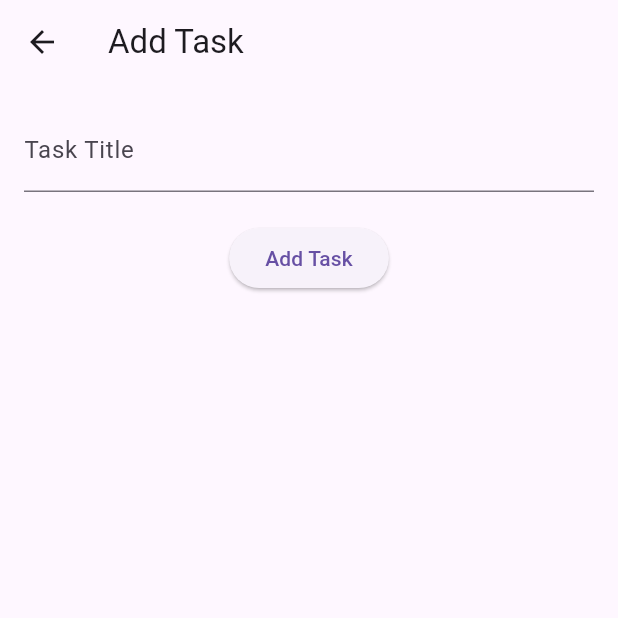
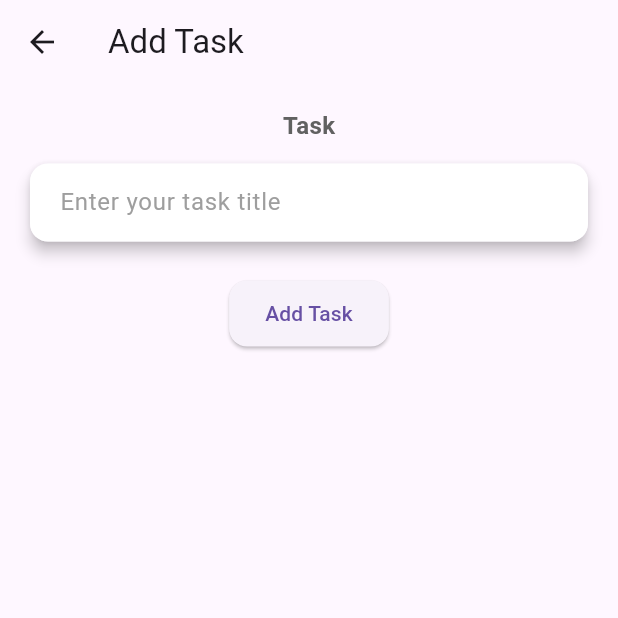
Before and after one commit to BBI-SamarthDagade/BBI_Flutter_Assignment, a Flutter app: the AddTaskScreen screen opened directly, on a phone screen of 412 x 824 dp, the top half of it. Run offline on Flutter 3.47's test engine with Material 3 defaults, Android fonts, the phone set to English and light mode, and no system bars; our stand-ins replace equatable, flutter_bloc, fpdart, get_it, shared_preferences; accounts and stored records are empty.

Commit message:
upload assignment

```diff
--- a/lib/features/show_to_do/domain/usecases/update_task_use_case.dart
+++ b/lib/features/show_to_do/domain/usecases/update_task_use_case.dart
@@ -11,4 +11,5 @@ class UpdateTaskUseCase {
   Future<Either<Failure, void>> call(Task task) {
     return taskRepository.updateTask(task);
   }
+
 }
--- a/lib/features/show_to_do/presentation/bloc/task_bloc.dart
+++ b/lib/features/show_to_do/presentation/bloc/task_bloc.dart
@@ -87,7 +87,7 @@ class TaskBloc extends Bloc<TaskEvent, TaskState>{
 
         final UpdateTask = event.task;
 
-        final res = await _updateTask(UpdateTask);
+        final res = await _updateTask.call(UpdateTask);
 
         res.fold(
           (l){
@@ -95,10 +95,15 @@ class TaskBloc extends Bloc<TaskEvent, TaskState>{
           },
           (r){
             print("Task Updated Succefully");
+
+            //indexWhere : if condition matches return index  else return -1
             int index = _tasks.indexWhere((task)=> task.index == event.task.index);
+
             if(index != -1){
               _tasks[index] = UpdateTask;
+
               emit(TaskUpdateSuccess());
+
             }else{
                emit(TaskFailure("Tasks not Found"));
             }
@@ -120,6 +125,8 @@ class TaskBloc extends Bloc<TaskEvent, TaskState>{
 
           (r){
             print("Task Deleted Successfully");
+
+            //Removes all elements in the list that satisfy a given condition
             _tasks.removeWhere((task) => task.index == event.index);
             emit(TaskDeleteSuccess());
 
--- a/lib/features/show_to_do/presentation/pages/add_task_screen.dart
+++ b/lib/features/show_to_do/presentation/pages/add_task_screen.dart
@@ -1,76 +1,4 @@
-// import 'package:flutter/material.dart';
-// import 'package:to_do_list_clean_arch/features/show_to_do/domain/entity/task.dart';
-// import 'package:to_do_list_clean_arch/features/show_to_do/domain/usecases/add_task_use_case.dart';
-
-
-// class AddTaskScreen extends StatefulWidget {
-//   final AddTaskUseCase addTaskUseCase;
-
-//   AddTaskScreen({Key? key, required this.addTaskUseCase}) : super(key: key);
-
-//   @override
-//   _AddTaskScreenState createState() => _AddTaskScreenState();
-// }
-
-// class _AddTaskScreenState extends State<AddTaskScreen> {
-//   final TextEditingController _taskController = TextEditingController();
-
-//   void _addTask() {
-
-//      if (_taskController.text.isEmpty) {
-//     ScaffoldMessenger.of(context).showSnackBar(
-//       const SnackBar(content: Text('Task cannot be empty!')),
-//     );
-//     return; // Exit the method if empty
-//   }
-
-
-//     final task = Task(task: _taskController.text, index: DateTime.now().millisecondsSinceEpoch);
-
-//     widget.addTaskUseCase(task).then((result) {
-//       result.fold(
-//         (failure) {
-//           ScaffoldMessenger.of(context).showSnackBar(SnackBar(content: Text(failure.message)));
-//         },
-//         (_) {
-//           ScaffoldMessenger.of(context).showSnackBar(SnackBar(content: Text('Task added successfully')));
-//           Navigator.pop(context);
-//         },
-//       );
-//     });
-//   }
-
-//   @override
-//   Widget build(BuildContext context) {
-//     return Scaffold(
-//       appBar: AppBar(title: Text('Add Task')),
-//       body: Padding(
-//         padding: const EdgeInsets.all(16.0),
-//         child: Column(
-//           children: [
-//             TextField(
-//               controller: _taskController,
-//               decoration: const InputDecoration(
-//                 labelText: 'Task',
-//                 border: OutlineInputBorder(),
-//               ),
-
-//             ),
-//             SizedBox(height: 20),
-
-//             ElevatedButton(
-//               onPressed: _addTask,
-//               child: Text('Add Task'),
-//             ),
-//           ],
-//         ),
-//       ),
-//     );
-//   }
-// }
-
 import 'package:flutter/material.dart';
-//import 'package:flutter_bloc/flutter_bloc.dart';
 import 'package:to_do_list_clean_arch/features/show_to_do/domain/entity/task.dart';
 import 'package:to_do_list_clean_arch/features/show_to_do/presentation/bloc/task_bloc.dart';
 import 'package:to_do_list_clean_arch/features/show_to_do/presentation/bloc/task_event.dart';
@@ -93,18 +21,53 @@ class AddTaskScreen extends StatelessWidget {
       appBar: AppBar(
         title: Text(task == null ? "Add Task" : "Update Task"),
       ),
+
+
       body: Padding(
         padding: const EdgeInsets.all(16.0),
         child: Column(
+          mainAxisAlignment: MainAxisAlignment.start,
           children: [
-            TextField(
+            // Add a label for the field
+            Text(
+              "Task",
+              style: TextStyle(
+                fontSize: 16,
+                fontWeight: FontWeight.bold,
+                color: Colors.grey[700],
+              ),
+
+            ),
+            SizedBox(height: 10),
+
+            // Enhanced TextField
+            Card(
+              elevation: 4,
+              shape: RoundedRectangleBorder(
+                borderRadius: BorderRadius.circular(12),
+              ),
+              child: TextField(
                 controller: _titleController,
-              decoration: InputDecoration(labelText: "Task Title"),
+                decoration: InputDecoration(
+                  contentPadding: EdgeInsets.symmetric(horizontal: 16, vertical: 14),
+                  hintText: "Enter your task title",
+                  hintStyle: TextStyle(color: Colors.grey[500]),
+                  border: OutlineInputBorder(
+                    borderRadius: BorderRadius.circular(12),
+                    borderSide: BorderSide.none,
+                  ),
+                  filled: true,
+                  fillColor: Colors.white,
+                ),
+                style: TextStyle(fontSize: 16),
+              ),
             ),
 
             SizedBox(height: 20),
 
-            ElevatedButton(
+            // Action button
+            Center(
+              child: ElevatedButton(
                 onPressed: () {
                   final title = _titleController.text;
 
@@ -125,8 +88,14 @@ class AddTaskScreen extends StatelessWidget {
                   Navigator.pop(context);
                 },
                 child: Text(task == null ? "Add Task" : "Update Task"),
+                style: ElevatedButton.styleFrom(
+                  shape: RoundedRectangleBorder(
+                    borderRadius: BorderRadius.circular(12),
                   ),
-
+                  padding: EdgeInsets.symmetric(horizontal: 24, vertical: 12),
+                ),
+              ),
+            ),
           ],
         ),
       ),
```
Also changed, not shown: 3 other files. Lines whose indentation alone changed are shown as unchanged.
